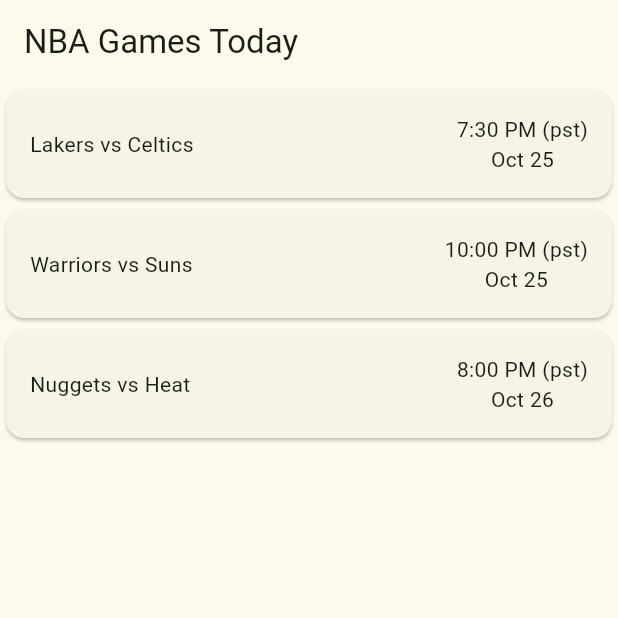
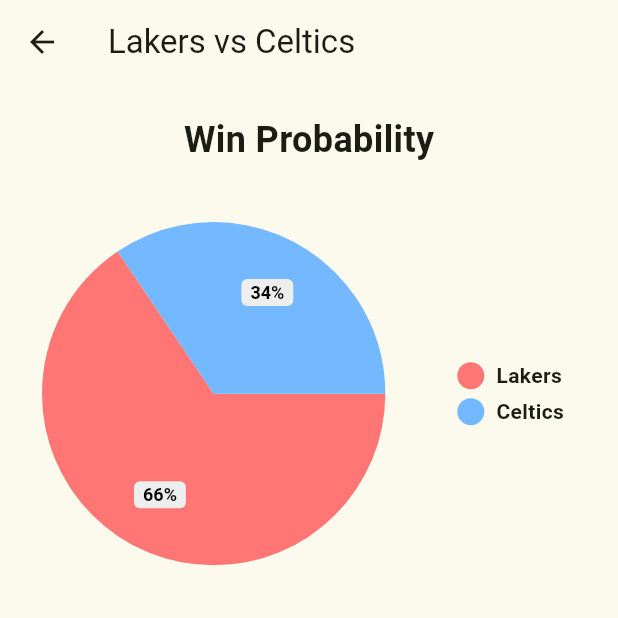
Before and after one commit to sandythomas1/Basketball_Prediction, a Flutter app: the screen it shows after launch, after a tap on an icon or button, on a phone screen of 412 x 824 dp, the top half of it. Run offline on Flutter 3.47's test engine with Material 3 defaults, Android fonts, the phone set to English and light mode, and no system bars; drawn by our look-alikes of pie_chart.

Commit message:
more app work

```diff
--- a/app/lib/Models/games.dart
+++ b/app/lib/Models/games.dart
@@ -1,17 +1,17 @@
 // simple game model
 class Games {
-  final String id;
-  final String team_name;
-  final String start_time;
-  final String status;
-  //placeholder for future use
-  final String probability;
+  final String homeTeam;
+  final String awayTeam;
+  final String date;
+  final String time;
+  final double percentage;
+
 
   Games({
-    required this.id,
-    required this.team_name,
-    required this.start_time,
-    required this.status,
-    required this.probability,
+    required this.homeTeam,
+    required this.awayTeam,
+    required this.date,
+    required this.time,
+    required this.percentage,
   });
 }
--- /dev/null
+++ b/app/lib/Screens/game_detail_screen.dart
@@ -0,0 +1,50 @@
+import 'package:flutter/material.dart';
+import 'home_screen.dart';
+import 'package:pie_chart/pie_chart.dart';
+
+class GameDetailScreen extends StatelessWidget {
+  final Game game;
+
+  const GameDetailScreen({
+    super.key,
+    required this.game,
+  });
+
+  @override
+  Widget build(BuildContext context) {
+    return Scaffold(
+      appBar: AppBar(
+        title: Text('${game.homeTeam} vs ${game.awayTeam}'),
+      ),
+      body: Padding(
+        padding: const EdgeInsets.all(20.0),
+        child: Column(
+          children: [
+            const Text(
+              'Win Probability',
+              style: TextStyle(fontSize: 24, fontWeight: FontWeight.bold),
+            ),
+            const SizedBox(height: 30),
+            // Probability Section for Home Team
+            // pub dev pie chart
+            PieChart(
+              dataMap: {
+                game.homeTeam: game.percentage,
+                game.awayTeam: 1.0 - game.percentage, // Logic: 100% minus home win chance
+              },
+              chartValuesOptions: const ChartValuesOptions(
+                //showChartValuesOutside: true,
+                showChartValuesInPercentage: true,
+                decimalPlaces: 0, // Keeps it at 65% instead of 0.7
+              ),
+            ),
+            // const SizedBox(height: 20),
+            // // Probability Section for Away Team
+            // // pub dev pie chart
+            // _buildProbabilityRow(game.awayTeam, 0.35), // Mock 35%
+          ],
+        ),
+      ),
+    );
+  }
+}
--- a/app/lib/Screens/home_screen.dart
+++ b/app/lib/Screens/home_screen.dart
@@ -1,14 +1,17 @@
 // home screen for all nba matchups
 import 'package:flutter/material.dart';
+import 'game_detail_screen.dart';
+import '../Models/games.dart';
 
-// A simple temporary data structure
+// use model from games.dart
 class Game {
   final String homeTeam;
   final String awayTeam;
   final String date;
   final String time;
+  final double percentage;
 
-  Game(this.homeTeam, this.awayTeam, this.date, this.time);
+  Game(this.homeTeam, this.awayTeam, this.date, this.time, this.percentage);
 }
 
 class HomeScreen extends StatelessWidget {
@@ -16,9 +19,9 @@
 
   // Mock data for testing
   final List<Game> games = [
-    Game('Lakers', 'Celtics', 'Oct 25', '7:30 PM'),
-    Game('Warriors', 'Suns', 'Oct 25', '10:00 PM'),
-    Game('Nuggets', 'Heat', 'Oct 26', '8:00 PM'),
+    Game('Lakers', 'Celtics', 'Oct 25', '7:30 PM', 0.655467),
+    Game('Warriors', 'Suns', 'Oct 25', '10:00 PM', 0.92),
+    Game('Nuggets', 'Heat', 'Oct 26', '8:00 PM', 0.50),
   ];
 
   @override
@@ -31,9 +34,14 @@
         itemCount: games.length,
         itemBuilder: (context, index) {
           return InkWell(
-            onTap: () {
-              // Navigate to game details screen
-            },
+           onTap: () {
+            Navigator.push(
+              context,
+              MaterialPageRoute(
+                builder: (context) => GameDetailScreen(game: games[index]),
+              ),
+            );
+          },
             child: Card(
               child: Padding(
                 padding: const EdgeInsets.all(16.0),
--- a/app/pubspec.yaml
+++ b/app/pubspec.yaml
@@ -34,6 +34,7 @@
   # The following adds the Cupertino Icons font to your application.
   # Use with the CupertinoIcons class for iOS style icons.
   cupertino_icons: ^1.0.8
+  pie_chart: ^5.4.0
 
 dev_dependencies:
   flutter_test:
```
Also changed, not shown: app/pubspec.lock.
